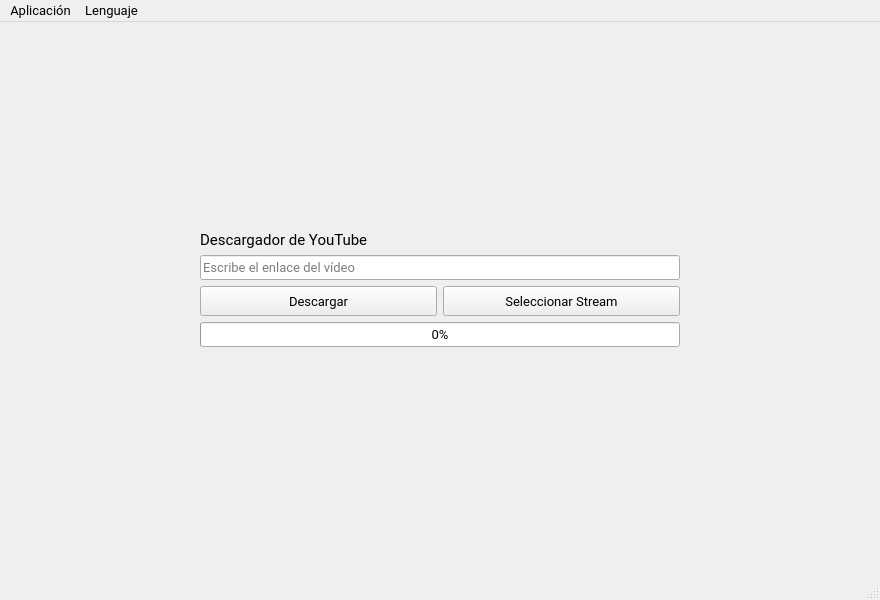
This is app/ui/MainWindow.ui in caicesardev/GUIDownloader as Qt 5 draws it before an edit. The edited form follows.
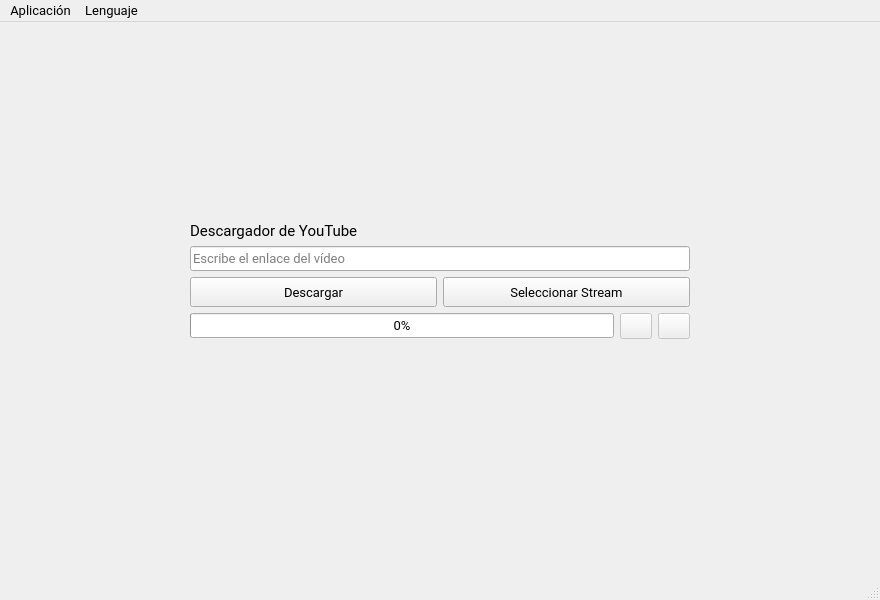
This is the edited form. Icons and pictures are not drawn.

Commit message: Added Play/Pause functionalities #Must fix cancel function

The edit to the form file:
```diff
--- a/app/ui/MainWindow.ui
+++ b/app/ui/MainWindow.ui
@@ -38,18 +38,18 @@
   <widget class="QWidget" name="centralwidget">
    <layout class="QGridLayout" name="gridLayout">
     <property name="leftMargin">
-     <number>200</number>
+     <number>190</number>
     </property>
     <property name="topMargin">
-     <number>200</number>
+     <number>190</number>
     </property>
     <property name="rightMargin">
-     <number>200</number>
+     <number>190</number>
     </property>
     <property name="bottomMargin">
-     <number>200</number>
+     <number>190</number>
     </property>
-    <item row="1" column="0">
+    <item row="0" column="0" rowspan="2">
      <widget class="QFrame" name="centralframe">
       <layout class="QGridLayout" name="gridLayout_2">
        <property name="leftMargin">
@@ -64,28 +64,10 @@
        <property name="bottomMargin">
         <number>0</number>
        </property>
-       <item row="6" column="0" colspan="2">
-        <widget class="QLineEdit" name="input">
-         <property name="minimumSize">
-          <size>
-           <width>0</width>
-           <height>25</height>
-          </size>
-         </property>
-         <property name="font">
-          <font>
-           <family>Roboto</family>
-           <pointsize>10</pointsize>
-          </font>
-         </property>
-         <property name="toolTip">
-          <string>Enlace del vídeo (Enter para actualizar streams)</string>
-         </property>
-         <property name="placeholderText">
-          <string>Escribe el enlace del vídeo</string>
-         </property>
-         <property name="clearButtonEnabled">
-          <bool>true</bool>
+       <item row="8" column="0">
+        <widget class="QProgressBar" name="progress_bar">
+         <property name="value">
+          <number>0</number>
          </property>
         </widget>
        </item>
@@ -102,13 +84,85 @@
          </property>
         </spacer>
        </item>
-       <item row="9" column="1">
-        <widget class="QLabel" name="speed_label">
-         <property name="text">
-          <string/>
+       <item row="7" column="0" colspan="3">
+        <widget class="QFrame" name="buttons_frame">
+         <property name="frameShadow">
+          <enum>QFrame::Raised</enum>
          </property>
-         <property name="alignment">
-          <set>Qt::AlignRight|Qt::AlignTrailing|Qt::AlignVCenter</set>
+         <layout class="QHBoxLayout" name="horizontalLayout">
+          <property name="leftMargin">
+           <number>0</number>
+          </property>
+          <property name="topMargin">
+           <number>0</number>
+          </property>
+          <property name="rightMargin">
+           <number>0</number>
+          </property>
+          <property name="bottomMargin">
+           <number>0</number>
+          </property>
+          <item>
+           <widget class="QPushButton" name="download_button">
+            <property name="minimumSize">
+             <size>
+              <width>0</width>
+              <height>30</height>
+             </size>
+            </property>
+            <property name="cursor">
+             <cursorShape>PointingHandCursor</cursorShape>
+            </property>
+            <property name="text">
+             <string>Descargar</string>
+            </property>
+           </widget>
+          </item>
+          <item>
+           <widget class="QPushButton" name="select_strm_button">
+            <property name="minimumSize">
+             <size>
+              <width>0</width>
+              <height>30</height>
+             </size>
+            </property>
+            <property name="cursor">
+             <cursorShape>PointingHandCursor</cursorShape>
+            </property>
+            <property name="text">
+             <string>Seleccionar Stream</string>
+            </property>
+           </widget>
+          </item>
+         </layout>
+        </widget>
+       </item>
+       <item row="8" column="2">
+        <widget class="QToolButton" name="cancel_button">
+         <property name="enabled">
+          <bool>false</bool>
+         </property>
+         <property name="minimumSize">
+          <size>
+           <width>32</width>
+           <height>26</height>
+          </size>
+         </property>
+         <property name="cursor">
+          <cursorShape>PointingHandCursor</cursorShape>
+         </property>
+         <property name="toolTip">
+          <string>Cancelar descarga</string>
+         </property>
+         <property name="icon">
+          <iconset resource="../images.qrc">
+           <normaloff>:/res/images/cancel.png</normaloff>:/res/images/cancel.png</iconset>
+         </property>
+         <property name="iconSize">
+          <size>
+           <width>12</width>
+           <height>12</height>
+          </size>
          </property>
         </widget>
        </item>
@@ -125,23 +179,7 @@
          </property>
         </spacer>
        </item>
-       <item row="7" column="0">
-        <widget class="QPushButton" name="download_button">
-         <property name="minimumSize">
-          <size>
-           <width>0</width>
-           <height>30</height>
-          </size>
-         </property>
-         <property name="cursor">
-          <cursorShape>PointingHandCursor</cursorShape>
-         </property>
-         <property name="text">
-          <string>Descargar</string>
-         </property>
-        </widget>
-       </item>
-       <item row="5" column="0" colspan="2">
+       <item row="5" column="0" colspan="3">
         <widget class="QLabel" name="label">
          <property name="maximumSize">
           <size>
@@ -160,27 +198,75 @@
          </property>
         </widget>
        </item>
-       <item row="8" column="0" colspan="2">
-        <widget class="QProgressBar" name="progress_bar">
-         <property name="value">
-          <number>0</number>
-         </property>
-        </widget>
-       </item>
-       <item row="7" column="1">
-        <widget class="QPushButton" name="select_strm_button">
+       <item row="6" column="0" colspan="3">
+        <widget class="QLineEdit" name="input">
          <property name="minimumSize">
           <size>
            <width>0</width>
-           <height>30</height>
+           <height>25</height>
+          </size>
+         </property>
+         <property name="font">
+          <font>
+           <family>Roboto</family>
+           <pointsize>10</pointsize>
+          </font>
+         </property>
+         <property name="toolTip">
+          <string>Enlace del vídeo (Enter para actualizar streams)</string>
+         </property>
+         <property name="placeholderText">
+          <string>Escribe el enlace del vídeo</string>
+         </property>
+         <property name="clearButtonEnabled">
+          <bool>true</bool>
+         </property>
+        </widget>
+       </item>
+       <item row="8" column="1">
+        <widget class="QToolButton" name="play_pause_button">
+         <property name="enabled">
+          <bool>false</bool>
+         </property>
+         <property name="minimumSize">
+          <size>
+           <width>32</width>
+           <height>26</height>
           </size>
          </property>
          <property name="cursor">
           <cursorShape>PointingHandCursor</cursorShape>
          </property>
          <property name="text">
-          <string>Seleccionar Stream</string>
+          <string/>
          </property>
+         <property name="icon">
+          <iconset resource="../images.qrc">
+           <normaloff>:/res/images/pause.png</normaloff>
+           <activeon>:/res/images/play.png</activeon>:/res/images/pause.png</iconset>
+         </property>
+         <property name="checkable">
+          <bool>true</bool>
+         </property>
+        </widget>
+       </item>
+       <item row="9" column="0" colspan="3">
+        <widget class="QFrame" name="spd_label_frame">
+         <property name="maximumSize">
+          <size>
+           <width>16777215</width>
+           <height>40</height>
+          </size>
+         </property>
+         <layout class="QHBoxLayout" name="horizontalLayout_2">
+          <item>
+           <widget class="QLabel" name="speed_label">
+            <property name="alignment">
+             <set>Qt::AlignRight|Qt::AlignTrailing|Qt::AlignVCenter</set>
+            </property>
+           </widget>
+          </item>
+         </layout>
         </widget>
        </item>
       </layout>
```
Left out of the diff: 24 changed lines with no effect on the pictures. The commit also changes 11 other files.
